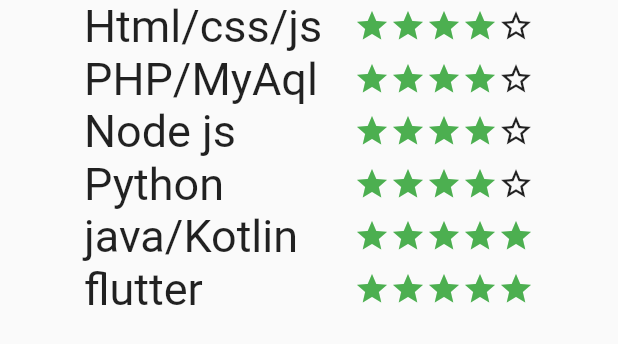
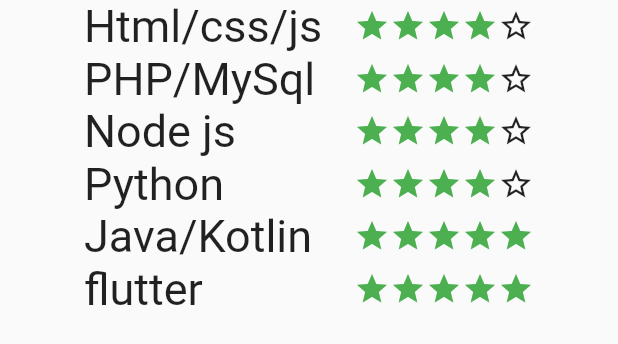
Before and after one commit to pankajkcodes/flutterportfolio, a Flutter app: the SkillsSection widget shown alone on an empty page, opened directly, on a phone screen of 412 x 824 dp. Shown: the top 344 px of the screen. Run offline on Flutter 3.47's test engine with Material 2 defaults, Android fonts, the phone set to English and light mode, and no system bars; missing offline and left inert: dart:html; network calls fail.

Commit message:
Second Commit

```diff
--- a/lib/projects_widget.dart
+++ b/lib/projects_widget.dart
@@ -22,7 +22,7 @@ class ProjectSection extends StatelessWidget {
       "title": "Food Delivery App",
       "url": "https://github.com/pankajkcodes/foodorderingapp",
       "image":
-          "https://user-images.githubusercontent.com/74593517/134756106-af1c4411-72a4-455c-b38f-c545914cb75f.png"
+          "https://images.unsplash.com/photo-1617347454431-f49d7ff5c3b1?ixid=MnwxMjA3fDB8MHxwaG90by1wYWdlfHx8fGVufDB8fHx8&ixlib=rb-1.2.1&auto=format&fit=crop&w=1715&q=80"
     },
     {
       "title": "E Learning App",
--- a/lib/skills_widget.dart
+++ b/lib/skills_widget.dart
@@ -47,10 +47,10 @@ class SkillsSection extends StatelessWidget {
           child: Column(
             children: const [
               GenerateStars(skillname: 'Html/css/js', star: 4.0),
-              GenerateStars(skillname: 'PHP/MyAql', star: 4.0),
+              GenerateStars(skillname: 'PHP/MySql', star: 4.0),
               GenerateStars(skillname: 'Node js', star: 4.0),
               GenerateStars(skillname: 'Python', star: 4.0),
-              GenerateStars(skillname: 'java/Kotlin', star: 5.0),
+              GenerateStars(skillname: 'Java/Kotlin', star: 5.0),
               GenerateStars(skillname: 'flutter', star: 5.0),
             ],
           ),
```
